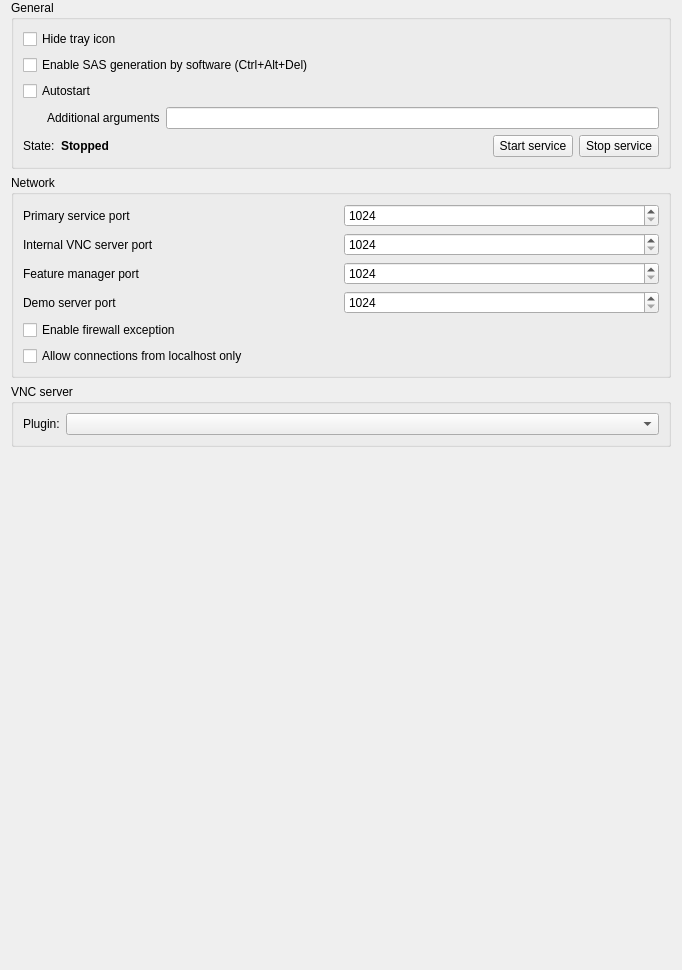
First picture: the form in configurator/forms/ServiceConfigurationPage.ui, repository veyon/veyon, before the edit.
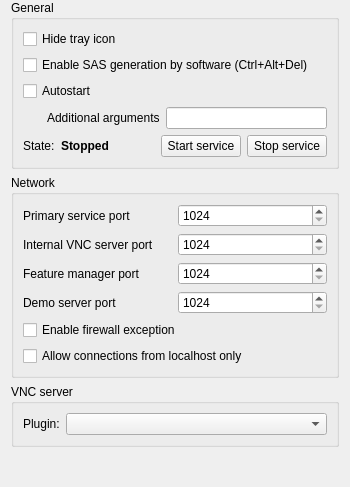
Second picture: the form after the edit. Icons and pictures are not drawn.

Commit message: Core: VeyonConfiguration: rename primary service port config property

```diff
--- a/configurator/forms/ServiceConfigurationPage.ui
+++ b/configurator/forms/ServiceConfigurationPage.ui
@@ -2,14 +2,6 @@
 <ui version="4.0">
  <class>ServiceConfigurationPage</class>
  <widget class="QWidget" name="ServiceConfigurationPage">
-  <property name="geometry">
-   <rect>
-    <x>0</x>
-    <y>0</y>
-    <width>682</width>
-    <height>970</height>
-   </rect>
-  </property>
   <property name="windowTitle">
    <string notr="true">Form</string>
   </property>
```
Left out of the diff: 4 changed lines with no effect on the pictures. The commit also changes 6 other files.
